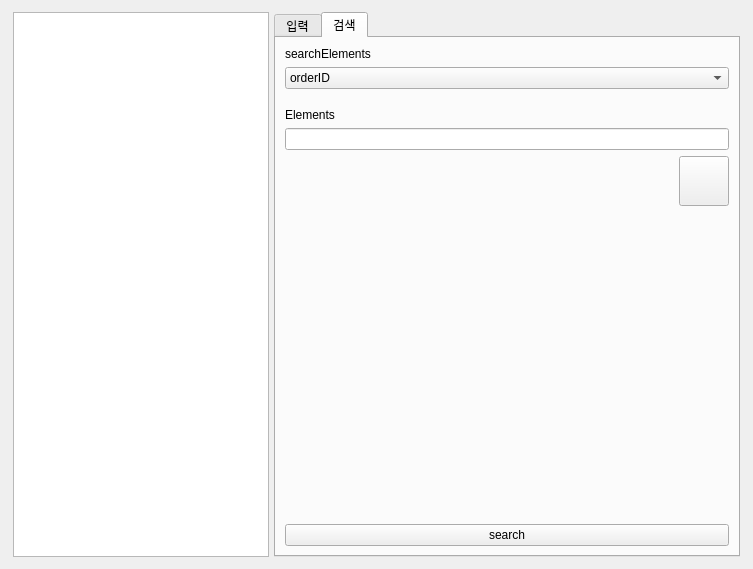
SaintMonguss/Qt, file CustomerProduct2Project/ordermanager.ui: the form before one commit.
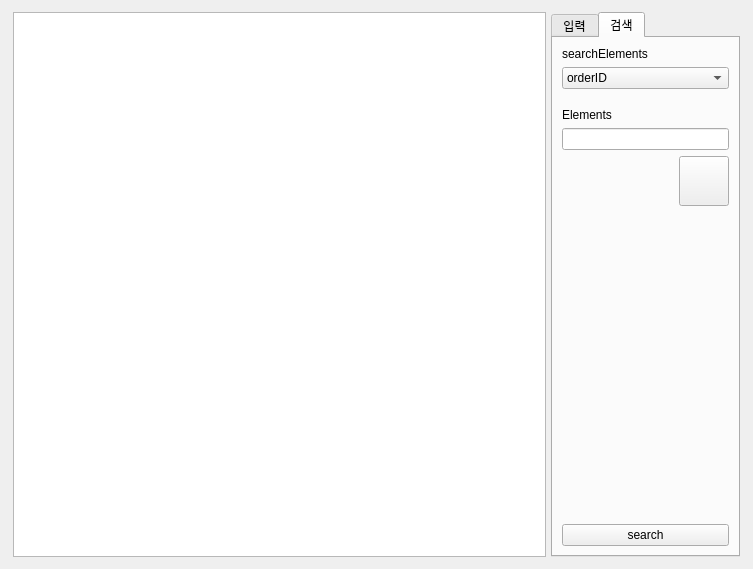
The form after the commit. Icons and pictures are not drawn.

The edit to the form file:
```diff
--- a/CustomerProduct2Project/ordermanager.ui
+++ b/CustomerProduct2Project/ordermanager.ui
@@ -15,7 +15,7 @@
   </property>
   <layout class="QHBoxLayout" name="horizontalLayout">
    <item>
-    <layout class="QHBoxLayout" name="horizontalLayout_22" stretch="0,0,4">
+    <layout class="QHBoxLayout" name="horizontalLayout_22" stretch="12,0,4">
      <property name="spacing">
       <number>0</number>
      </property>
```
